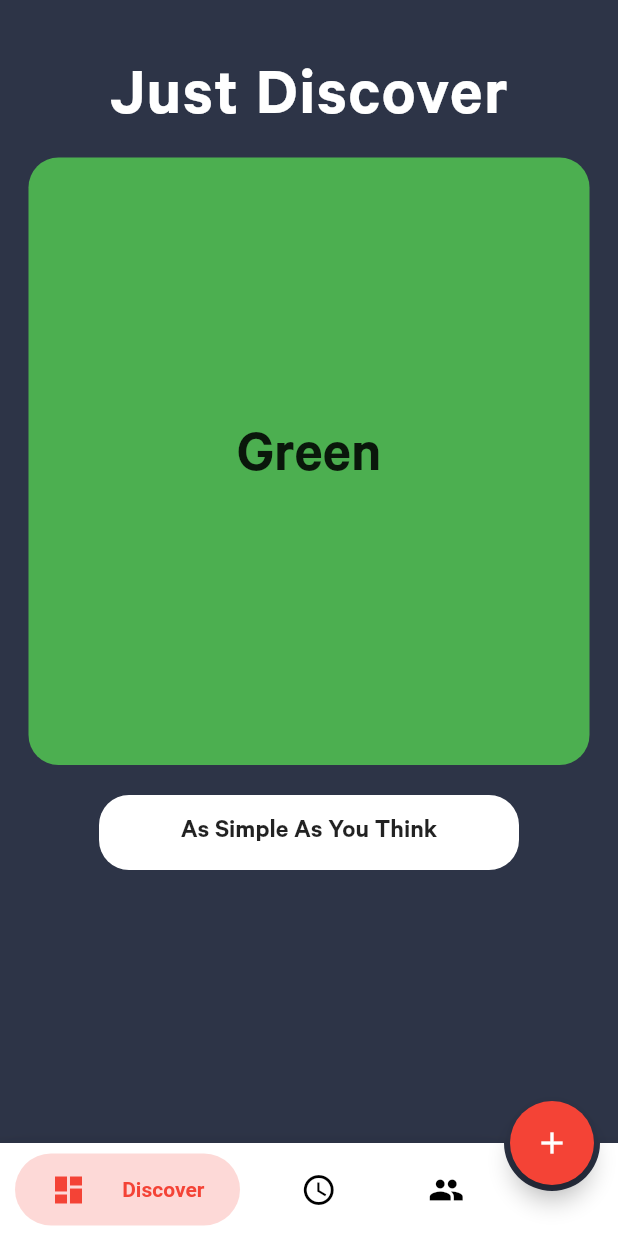
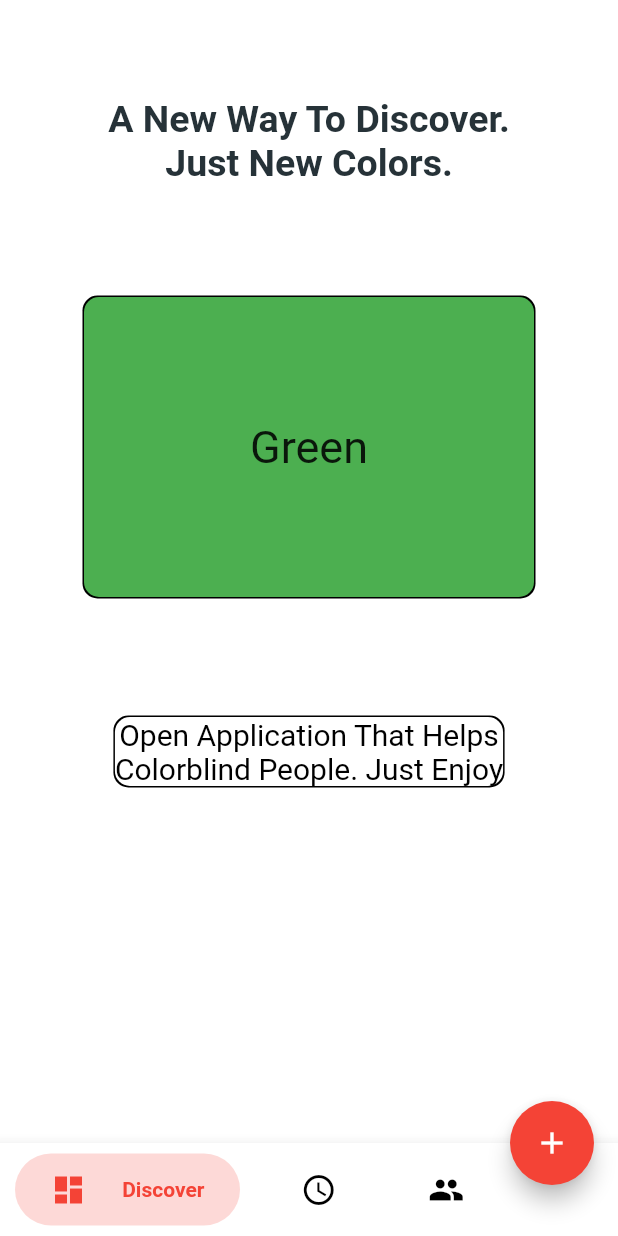
Before and after one commit to DanDeGrasse/DisColor, a Flutter app: the screen it shows after launch, on a phone screen of 412 x 824 dp. Run offline on Flutter 3.47's test engine with Material 2 defaults, Android fonts, the phone set to English and light mode, and no system bars; drawn by our look-alikes of bubble_bottom_bar; Roboto replaces fonts that are missing (OpenSans-Regular).

Commit message:
Commit I don't know

```diff
--- a/lib/fancy_button.dart
+++ /dev/null
@@ -1,40 +0,0 @@
-import 'package:flutter/material.dart';
-import 'package:flutter/foundation.dart';
-
-class FancyButton extends StatelessWidget {
-  FancyButton({@required this.onPressed});
-
-  final GestureTapCallback onPressed;
-  @override
-  Widget build(BuildContext context) {
-    return ButtonTheme(
-      height: 90,
-      minWidth: 40,
-        child: RawMaterialButton(
-      fillColor: Colors.lightGreen,
-      splashColor: Colors.green,
-      child: Padding(
-        padding: EdgeInsets.symmetric(vertical: 15, horizontal: 35.0),
-        child: Row(
-          mainAxisSize: MainAxisSize.min,
-          children: <Widget>[
-            Icon(
-              Icons.explore,
-              color: Colors.deepOrange,
-            ),
-            SizedBox(
-              width: 8.0,
-            ),
-            Text(
-              'Discover',
-              style:
-                  TextStyle(fontFamily: "Calibre-Seibold", color: Colors.white),
-            ),
-          ],
-        ),
-      ),
-      onPressed: onPressed,
-      shape: StadiumBorder(),
-    ));
-  }
-}
--- a/lib/main.dart
+++ b/lib/main.dart
@@ -185,48 +185,81 @@ class Colore extends State<App> {
         case 0:
           return Center(
             child: Column(children: <Widget>[
-              SizedBox(height: 40),
-              Text("Just Discover",
+              SizedBox(height: 65),
+              Text(
+                "A New Way To Discover.",
                 style: TextStyle(
-                      color: Colors.white,
-                      fontSize: 46.0,
-                      fontFamily: "Calibre-Semibold",
-                      letterSpacing: 1.0)),
-              SizedBox(height: 10),
+                    fontFamily: "OpenSans-Regular",
+                    color: Color(0xff263238),
+                    fontSize: 25.0,
+                    fontWeight: FontWeight.bold),
+              ),
+              Text(
+                "Just New Colors.",
+                style: TextStyle(
+                    fontFamily: "OpenSans-Regular",
+                    color: Color(0xff263238),
+                    fontSize: 25.0,
+                    fontWeight: FontWeight.bold),
+              ),
+              SizedBox(height: 75),
               AnimatedContainer(
                 decoration: BoxDecoration(
                     color: colors[indexcolor],
-                  borderRadius: BorderRadius.circular(20.0),
+                    borderRadius: BorderRadius.circular(10.0),
+                    boxShadow: [
+                      BoxShadow(
+                        spreadRadius: 1,
                       ),
-                height: 405,
-                width: 374,
+                    ]),
+                height: 200,
+                width: 300,
                 duration: Duration(seconds: 1),
                 child: Center(
                   child: Text(coloreTesto,
                       style: TextStyle(
-                          fontSize: 40.0, fontFamily: "Calibre-Semibold")),
+                          fontSize: 30.0, fontFamily: "OpenSans-Regular")),
                 ),
               ),
-              SizedBox(height: 20),
-              Container(
+              SizedBox(height: 80),
+              Center(
+                child: Container(
                   decoration: BoxDecoration(
                     color: Colors.white,
-                  borderRadius: BorderRadius.circular(20.0),
+                    borderRadius: BorderRadius.circular(10),
+                    boxShadow: [
+                      BoxShadow(
+                        spreadRadius: 1,
                       ),
-                width: 280,
-                height: 50,
-                child: Center(
-                  child: Text(
-                    "As Simple As You Think",
-                    style:
-                        TextStyle(fontFamily: "Calibre-Semibold", fontSize: 18),
+                    ],
+                  ),
+                  child: Column(
+                    children: <Widget>[
+                      Text(
+                        "Open Application That Helps",
+                        style: TextStyle(
+                            color: Colors.black,
+                            fontSize: 20,
+                            fontFamily: "OpenSans-Regular"),
+                      ),
+                      Text(
+                        "Colorblind People. Just Enjoy",
+                        style: TextStyle(
+                            color: Colors.black,
+                            fontSize: 20,
+                            fontFamily: "OpenSans-Regular"),
+                      ),
+                    ],
                   ),
                 ),
               )
             ]),
           );
         case 1:
-          return PageView(
+          return Column(children: <Widget>[
+            SizedBox(height: 70),
+            Expanded(
+              child: PageView(
                 children: <Widget>[
                   Column(
                     children: <Widget>[
@@ -234,10 +267,11 @@ class Colore extends State<App> {
                       Text(
                         "The Red Color",
                         style: TextStyle(
-                        color: Colors.white,
+                            color: Colors.black,
                             fontSize: 30,
-                        fontFamily: "Calibre-Semibold"),
+                            fontFamily: "OpenSans-Regular"),
                       ),
+                      SizedBox(height: 50),
                       Container(
                         decoration: BoxDecoration(
                           color: Colors.red,
@@ -249,21 +283,6 @@ class Colore extends State<App> {
                       SizedBox(
                         height: 35,
                       ),
-                  Container(
-                decoration: BoxDecoration(
-                  color: Colors.white,
-                  borderRadius: BorderRadius.circular(20.0),
-                ),
-                width: 280,
-                height: 50,
-                child: Center(
-                  child: Text(
-                    "Just Tap The Color",
-                    style:
-                        TextStyle(fontFamily: "Calibre-Semibold", fontSize: 18),
-                  ),
-                ),
-              ),
                     ],
                   ),
                   Column(
@@ -272,10 +291,11 @@ class Colore extends State<App> {
                       Text(
                         "The Blue Color",
                         style: TextStyle(
-                        color: Colors.white,
+                            color: Colors.black,
                             fontSize: 30,
-                        fontFamily: "Calibre-Semibold"),
+                            fontFamily: "OpenSans-Regular"),
                       ),
+                      SizedBox(height: 50),
                       Container(
                         decoration: BoxDecoration(
                           color: Colors.blue,
@@ -287,21 +307,6 @@ class Colore extends State<App> {
                       SizedBox(
                         height: 35,
                       ),
-                  Container(
-                decoration: BoxDecoration(
-                  color: Colors.white,
-                  borderRadius: BorderRadius.circular(20.0),
-                ),
-                width: 280,
-                height: 50,
-                child: Center(
-                  child: Text(
-                    "Just Tap The Color",
-                    style:
-                        TextStyle(fontFamily: "Calibre-Semibold", fontSize: 18),
-                  ),
-                ),
-              ),
                     ],
                   ),
                   Column(
@@ -310,10 +315,11 @@ class Colore extends State<App> {
                       Text(
                         "The Green Color",
                         style: TextStyle(
-                        color: Colors.white,
+                            color: Colors.black,
                             fontSize: 30,
-                        fontFamily: "Calibre-Semibold"),
+                            fontFamily: "OpenSans-Regular"),
                       ),
+                      SizedBox(height: 50),
                       Container(
                         decoration: BoxDecoration(
                           color: Colors.green,
@@ -325,21 +331,6 @@ class Colore extends State<App> {
                       SizedBox(
                         height: 35,
                       ),
-                  Container(
-                decoration: BoxDecoration(
-                  color: Colors.white,
-                  borderRadius: BorderRadius.circular(20.0),
-                ),
-                width: 280,
-                height: 50,
-                child: Center(
-                  child: Text(
-                    "Just Tap The Color",
-                    style:
-                        TextStyle(fontFamily: "Calibre-Semibold", fontSize: 18),
-                  ),
-                ),
-              ),
                     ],
                   ),
                   Column(
@@ -348,10 +339,11 @@ class Colore extends State<App> {
                       Text(
                         "The Yellow Color",
                         style: TextStyle(
-                        color: Colors.white,
+                            color: Colors.black,
                             fontSize: 30,
-                        fontFamily: "Calibre-Semibold"),
+                            fontFamily: "OpenSans-Regular"),
                       ),
+                      SizedBox(height: 50),
                       Container(
                         decoration: BoxDecoration(
                           color: Colors.yellow,
@@ -363,21 +355,6 @@ class Colore extends State<App> {
                       SizedBox(
                         height: 35,
                       ),
-                  Container(
-                decoration: BoxDecoration(
-                  color: Colors.white,
-                  borderRadius: BorderRadius.circular(20.0),
-                ),
-                width: 280,
-                height: 50,
-                child: Center(
-                  child: Text(
-                    "Just Tap The Color",
-                    style:
-                        TextStyle(fontFamily: "Calibre-Semibold", fontSize: 18),
-                  ),
-                ),
-              ),
                     ],
                   ),
                   Column(
@@ -386,10 +363,11 @@ class Colore extends State<App> {
                       Text(
                         "The Purple Color",
                         style: TextStyle(
-                        color: Colors.white,
+                            color: Colors.black,
                             fontSize: 30,
-                        fontFamily: "Calibre-Semibold"),
+                            fontFamily: "OpenSans-Regular"),
                       ),
+                      SizedBox(height: 50),
                       Container(
                         decoration: BoxDecoration(
                           color: Colors.purple,
@@ -401,50 +379,52 @@ class Colore extends State<App> {
                       SizedBox(
                         height: 35,
                       ),
-                  Container(
-                decoration: BoxDecoration(
-                  color: Colors.white,
-                  borderRadius: BorderRadius.circular(20.0),
-                ),
-                width: 280,
-                height: 50,
-                child: Center(
-                  child: Text(
-                    "Just Tap The Color",
-                    style:
-                        TextStyle(fontFamily: "Calibre-Semibold", fontSize: 18),
-                  ),
-                ),
+                    ],
                   ),
                 ],
               ),
-            ],
-          );
+            ),
+            Container(
+              decoration: BoxDecoration(
+                borderRadius: BorderRadius.circular(10),
+              ),
+              child: Text(
+                "A New Way To Learn",
+                style: TextStyle(
+                    color: Colors.black,
+                    fontSize: 20,
+                    fontFamily: "OpenSans-Regular"),
+              ),
+            ),
+            SizedBox(height: 80),
+          ]);
         case 2:
           return Column(
             children: <Widget>[
-
               SizedBox(height: 50),
               Center(
                 child: Column(children: <Widget>[
                   Text("Daniel Menconi",
                       style: TextStyle(
-                          color: Colors.white,
-                          fontFamily: "Calibre-Semibold",
+                          color: Colors.black,
+                          fontFamily: "OpenSans-Regular",
                           fontSize: 24.0)),
                   SizedBox(height: 25),
                   Text(
-                    "A young 16 years old guy from Itay with the passion",
-                    style: TextStyle(color: Colors.white),
+                    "16 years old guy from Itay with the passion",
+                    style: TextStyle(color: Colors.black),
                   ),
                   Text(
-                    "of programming studyng ICT at School ",style: TextStyle(color: Colors.white),
+                    "of programming studyng ICT at School ",
+                    style: TextStyle(color: Colors.black),
                   ),
                   Text(
-                    "I'm learning the Dart language & C language",style: TextStyle(color: Colors.white),
+                    "I'm learning the Dart language & C language",
+                    style: TextStyle(color: Colors.black),
                   ),
                   Text(
-                    "I know something of JavaScript and Html. Enjoy my app!",style: TextStyle(color: Colors.white),
+                    "I know something of JavaScript and Html. Enjoy my app!",
+                    style: TextStyle(color: Colors.black),
                   ),
                 ]),
               )
@@ -466,13 +446,11 @@ class Colore extends State<App> {
           },
         ),
         floatingActionButtonLocation: FloatingActionButtonLocation.endDocked,
-        backgroundColor: Color(0xFF2d3447),
+        backgroundColor: Colors.white,
         body: Container(child: selectedCol(context, _indextap)),
         bottomNavigationBar: BubbleBottomBar(
           fabLocation: BubbleBottomBarFabLocation.end,
           currentIndex: _indextap,
-          hasNotch: true,
-          hasInk: true,
           inkColor: Colors.black12,
           opacity: .2,
           onTap: (index) {
```
Also changed, not shown: pubspec.yaml (+4 -39 lines), assets/OpenSans-Regular.ttf (added), 3 other files. Lines whose indentation alone changed are shown as unchanged.
